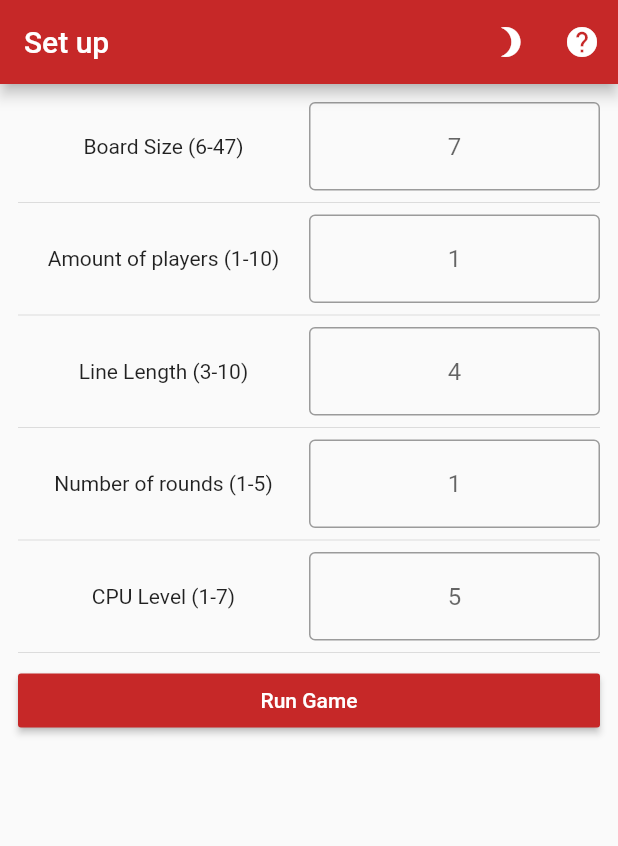
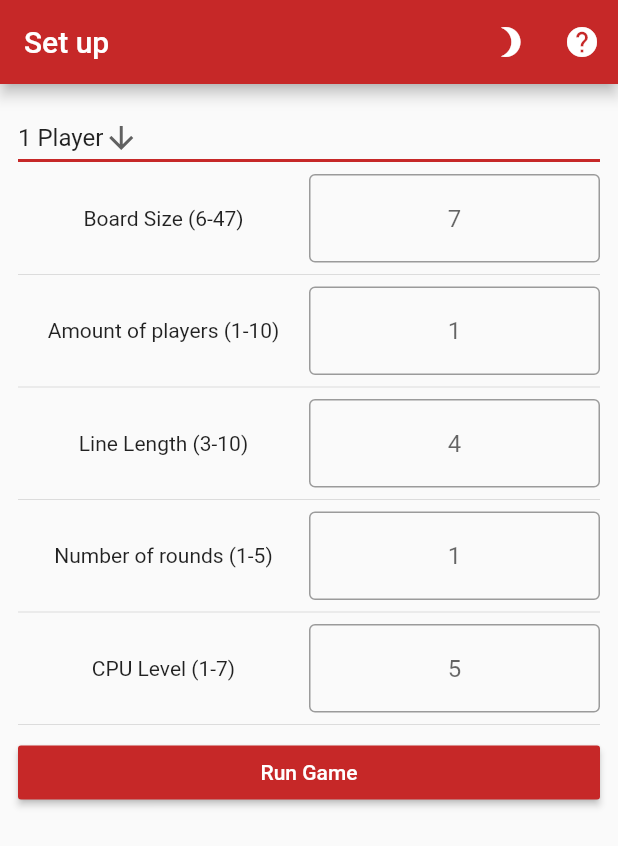
Before and after one commit to Robert3141/Connectron, a Flutter app: the screen it shows after launch, on a phone screen of 412 x 824 dp. Shown: the top 846 px of the screen. Run offline on Flutter 3.47's test engine with Material 2 defaults, Android fonts, the phone set to English and light mode, and no system bars; our stand-ins replace dynamic_theme.

Commit message:
Fix issue #4

```diff
--- a/lib/UI/UIsettings.dart
+++ b/lib/UI/UIsettings.dart
@@ -105,12 +105,31 @@ class _SettingsState extends State<SettingsPage> {
     });
   }
 
+  void onLblPresetsPressed(String selectedString) {
+    setState(() {
+      //set preset selected
+      for (int i = 0; i < globals.optionalPresetsTitles.length; i++) {
+        if (selectedString == globals.optionalPresetsTitles[i]) {
+          globals.selectedPreset = i;
+          break;
+        }
+      }
+      //set new values
+      globals.boardSize = globals.optionalPresetsValues[globals.selectedPreset][0];
+      globals.conBoardSize.text = globals.boardSize.toString();
+      globals.amountOfPlayers = globals.optionalPresetsValues[globals.selectedPreset][1];
+      globals.conAmountOfPlayers.text = globals.amountOfPlayers.toString();
+    });
+  }
+
   void onLblBoardSizePressed(String boardSizeString) {
+    globals.selectedPreset = globals.optionalPresetsTitles.length-1;
     globals.boardSize = int.parse(boardSizeString) ?? globals.boardDefault;
     globals.boardSize = globals.boardSize == 0 ? globals.boardDefault : globals.boardSize;
   }
 
   void onLblPlayerAmountPressed(String playerAmountString) {
+    globals.selectedPreset = globals.optionalPresetsTitles.length-1;
     globals.amountOfPlayers = int.parse(playerAmountString) ?? globals.playerDefault;
     globals.amountOfPlayers = globals.amountOfPlayers == 0 ? globals.playerDefault : globals.amountOfPlayers;
     //enable recursion
@@ -120,16 +139,19 @@ class _SettingsState extends State<SettingsPage> {
   }
 
   void onLblLineLengthPressed(String lineLengthString) {
+    globals.selectedPreset = globals.optionalPresetsTitles.length-1;
     globals.lineLength = int.parse(lineLengthString) ?? globals.lineDefault;
     globals.lineLength = globals.lineLength == 0 ? globals.lineDefault : globals.lineLength;
   }
 
   void onLblRoundAmountPressed(String roundAmountString) {
+    globals.selectedPreset = globals.optionalPresetsTitles.length-1;
     globals.amountOfRounds = int.parse(roundAmountString) ?? globals.roundDefault;
     globals.amountOfRounds = globals.amountOfRounds == 0 ? globals.roundDefault : globals.amountOfRounds;
   }
 
   void onLblRecursionPressed(String recursionString) {
+    globals.selectedPreset = globals.optionalPresetsTitles.length-1;
     globals.recursionLimit = int.parse(recursionString) ?? globals.recursionDefault;
     globals.recursionLimit = globals.recursionLimit == 0 ? globals.recursionDefault : globals.recursionLimit;
   }
@@ -172,6 +194,21 @@ class _SettingsState extends State<SettingsPage> {
           children: <Widget>[
             InkWell(
               splashColor: Theme.of(context).primaryColor,
+              child: DropdownButton<String>(
+                value:globals.optionalPresetsTitles[globals.selectedPreset],
+                items:globals.optionalPresetsTitles.map<DropdownMenuItem<String>>((String value) {
+                  return DropdownMenuItem<String>(
+                    value: value,
+                    child: Text(value),
+                  );
+                }).toList(),
+                icon: Icon(Icons.arrow_downward),
+                onChanged: onLblPresetsPressed,
+                underline: Container(height: 2,color:Theme.of(context).primaryColor),
+              ),
+            ),
+            InkWell(
+              splashColor: Theme.of(context).primaryColor,
               child: Row(
                 mainAxisAlignment: MainAxisAlignment.spaceBetween,
                 children: <Widget>[
@@ -183,6 +220,7 @@ class _SettingsState extends State<SettingsPage> {
                   ),
                   Expanded(
                     child: TextField(
+                      controller: globals.conBoardSize,
                       keyboardType: TextInputType.number,
                       inputFormatters: <TextInputFormatter>[WhitelistingTextInputFormatter.digitsOnly],
                       onChanged: onLblBoardSizePressed,
@@ -210,6 +248,7 @@ class _SettingsState extends State<SettingsPage> {
                   ),
                   Expanded(
                     child: TextField(
+                      controller: globals.conAmountOfPlayers,
                       keyboardType: TextInputType.number,
                       inputFormatters: <TextInputFormatter>[WhitelistingTextInputFormatter.digitsOnly],
                       onChanged: onLblPlayerAmountPressed,
@@ -238,6 +277,7 @@ class _SettingsState extends State<SettingsPage> {
                   ),
                   Expanded(
                     child: TextField(
+                      controller: globals.conLineLength,
                       keyboardType: TextInputType.number,
                       inputFormatters: <TextInputFormatter>[WhitelistingTextInputFormatter.digitsOnly],
                       onChanged: onLblLineLengthPressed,
@@ -266,6 +306,7 @@ class _SettingsState extends State<SettingsPage> {
                   ),
                   Expanded(
                     child: TextField(
+                      controller: globals.conNumberOfRounds,
                       keyboardType: TextInputType.number,
                       inputFormatters: <TextInputFormatter>[WhitelistingTextInputFormatter.digitsOnly],
                       onChanged: onLblRoundAmountPressed,
@@ -295,6 +336,7 @@ class _SettingsState extends State<SettingsPage> {
                   ),
                   Expanded(
                     child: TextField(
+                      controller: globals.conRecursion,
                       enabled: globals.recursionEnabled,
                       keyboardType: TextInputType.number,
                       inputFormatters: <TextInputFormatter>[WhitelistingTextInputFormatter.digitsOnly],
--- a/lib/globals.dart
+++ b/lib/globals.dart
@@ -26,6 +26,19 @@ const int roundMax = 5;
 const int recursionMin = 1;
 const int recursionDefault = 5;
 const int recursionMax = 7;
+const List<List<int>> optionalPresetsValues = [
+  //FORMAT board player lineLength, roundAmount, recursionVal
+  [boardDefault,playerDefault],
+  [11,2],
+  [15,3],
+  [boardDefault,playerDefault],
+];
+const List<String> optionalPresetsTitles = [
+  "1 Player",
+  "2 Player",
+  "3 Player",
+  "Custom"
+];
 const String lblBoardSize = "Board Size ($boardMin-$boardMax)";
 const String lblAmountOfPlayers = "Amount of players ($playerMin-$playerMax)";
 const String lblLineLength = "Line Length ($lineMin-$lineMax)";
@@ -49,6 +62,12 @@ const String errorTitleHelp = "Help";
 const String errorMsgHelpMain = "Connectron is a Connect 4 style game played by $playerMin-$playerMax.";
 const String errorMsgHelpGame = "To play press a spot on the chosen column. The background colour represents the player playing. A win for white represents a draw";
 const double defaultPadding = 12.0;
+TextEditingController conBoardSize = TextEditingController();
+TextEditingController conAmountOfPlayers = TextEditingController();
+TextEditingController conLineLength = TextEditingController();
+TextEditingController conNumberOfRounds = TextEditingController();
+TextEditingController conRecursion = TextEditingController();
+
 
 
 //Games Page
@@ -84,6 +103,7 @@ const List<String> playerNames = [
   "lime",
   "cyan",
 ];
+int selectedPreset = 0;
 bool running = false;
 int boardSize = boardDefault;
 int amountOfPlayers = playerDefault;
```
